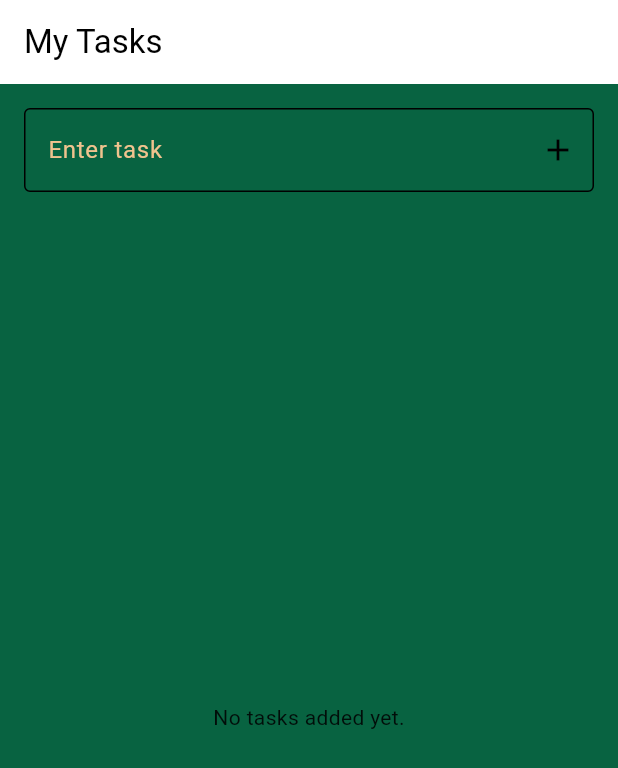
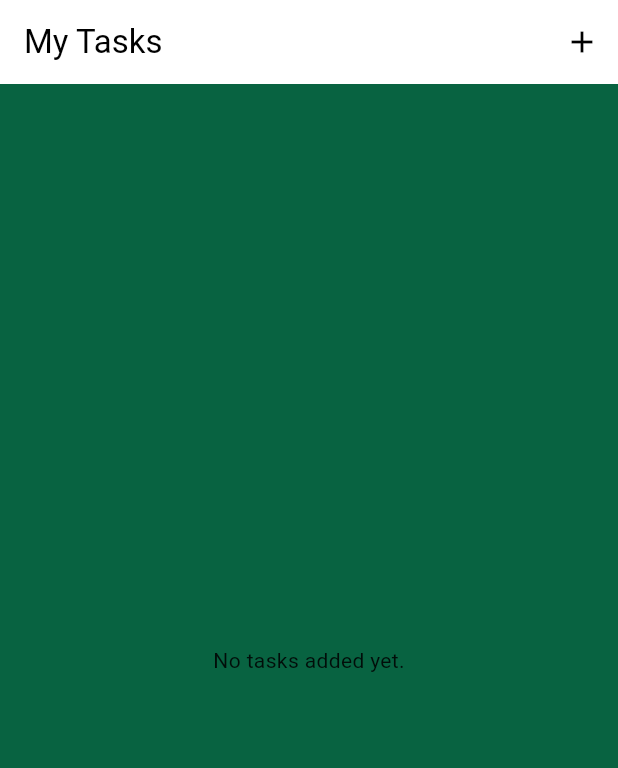
Before and after one commit to axisX20/codexpub, a Flutter app: the screen it shows after launch, on a phone screen of 412 x 824 dp. Shown: the top 768 px of the screen. Run offline on Flutter 3.47's test engine with Material 3 defaults, Android fonts, the light colour scheme and no system bars.

Commit message:
Add task model, provider updates and task creation screen

```diff
--- /dev/null
+++ b/lib/models/task.dart
@@ -0,0 +1,13 @@
+class Task {
+  final String name;
+  final String description;
+  final DateTime deadline;
+  final String status; // urgent, important, simple
+
+  Task({
+    required this.name,
+    required this.description,
+    required this.deadline,
+    required this.status,
+  });
+}
--- a/lib/provider/task_provider.dart
+++ b/lib/provider/task_provider.dart
@@ -1,12 +1,12 @@
 import 'package:flutter/foundation.dart';
+import '../models/task.dart';
 
 class TaskProvider with ChangeNotifier {
-  final List<String> _tasks = [];
+  final List<Task> _tasks = [];
 
-  List<String> get tasks => _tasks;
+  List<Task> get tasks => _tasks;
 
-  void addTask(String task) {
-    if (task.trim().isEmpty) return;
+  void addTask(Task task) {
     _tasks.add(task);
     notifyListeners();
   }
--- a/lib/screens/task_home.dart
+++ b/lib/screens/task_home.dart
@@ -1,67 +1,57 @@
 import 'package:codex/provider/task_provider.dart';
 import 'package:flutter/material.dart';
 import 'package:provider/provider.dart';
+import '../models/task.dart';
+import 'add_task_screen.dart';
 
-class TaskHomePage extends StatefulWidget {
+class TaskHomePage extends StatelessWidget {
   const TaskHomePage({super.key});
-
-  @override
-  State<TaskHomePage> createState() => _TaskHomePageState();
-}
-
-class _TaskHomePageState extends State<TaskHomePage> {
-  final TextEditingController _controller = TextEditingController();
-
-  void _addTask() {
-    Provider.of<TaskProvider>(context, listen: false).addTask(_controller.text);
-    _controller.clear();
-  }
 
   @override
   Widget build(BuildContext context) {
     final tasks = Provider.of<TaskProvider>(context).tasks;
 
     return Scaffold(
-      appBar: AppBar(title: const Text('My Tasks')),
+      appBar: AppBar(
+        title: const Text('My Tasks'),
+        actions: [
+          IconButton(
+            icon: const Icon(Icons.add),
+            onPressed: () {
+              Navigator.push(
+                context,
+                MaterialPageRoute(builder: (_) => const AddTaskScreen()),
+              );
+            },
+          ),
+        ],
+      ),
       body: Padding(
         padding: const EdgeInsets.all(16.0),
-        child: Column(
-          children: [
-            TextField(
-              controller: _controller,
-              decoration: InputDecoration(
-                labelText: 'Enter task',
-                suffixIcon: IconButton(
-                  icon: const Icon(Icons.add),
-                  onPressed: _addTask,
-                ),
-              ),
-              onSubmitted: (_) => _addTask(),
-            ),
-            const SizedBox(height: 20),
-            Expanded(
         child: tasks.isEmpty
             ? const Center(child: Text('No tasks added yet.'))
             : ListView.builder(
                 itemCount: tasks.length,
                 itemBuilder: (_, index) {
+                  final Task task = tasks[index];
                   return Dismissible(
-                          key: Key(tasks[index]),
+                    key: ValueKey(task.name + task.deadline.toIso8601String()),
                     background: Container(color: Colors.red),
                     onDismissed: (_) {
                       Provider.of<TaskProvider>(context, listen: false)
                           .removeTask(index);
                     },
                     child: ListTile(
-                            title: Text(tasks[index]),
+                      title: Text(task.name),
+                      subtitle: Text(
+                        '${task.description}\nDue: ${task.deadline.toLocal().toString().split('.').first}\nStatus: ${task.status}',
+                      ),
+                      isThreeLine: true,
                     ),
                   );
                 },
               ),
       ),
-          ],
-        ),
-      ),
     );
   }
 }
```
Also changed, not shown: lib/screens/add_task_screen.dart (added, +120 -0 lines), 1 other file. Lines whose indentation alone changed are shown as unchanged.
